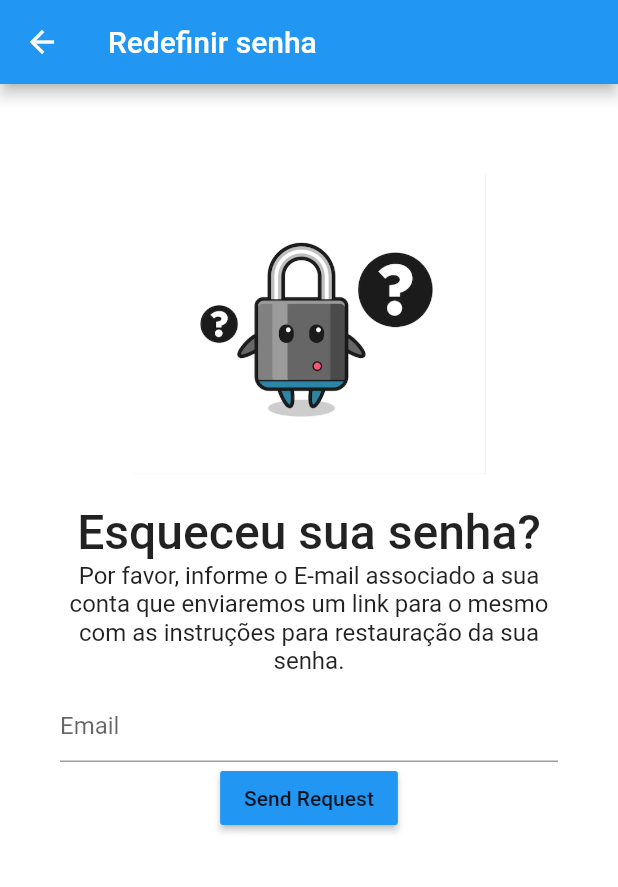
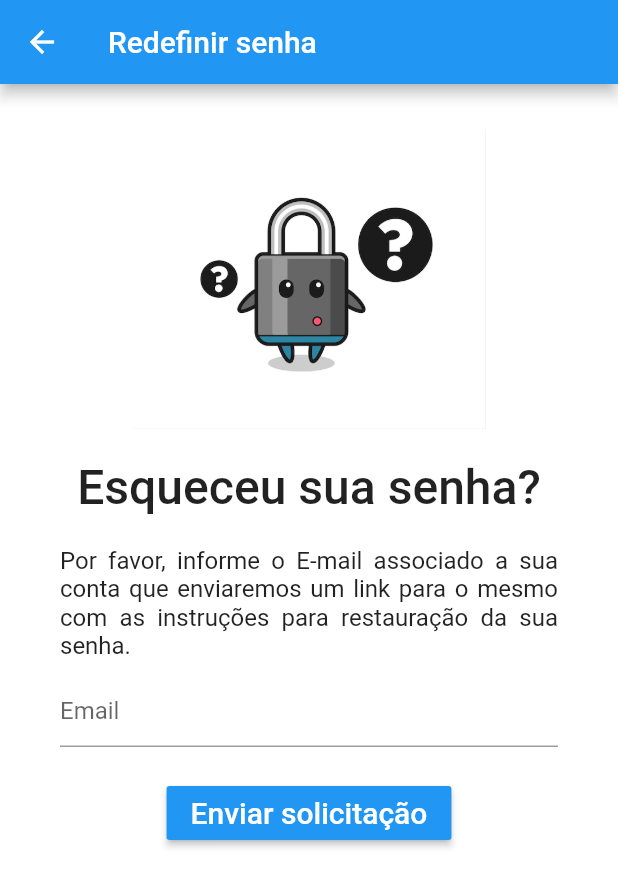
Before and after one commit to matheusneriss/aplicativo-boletim, a Flutter app: the ResetScreen screen opened by its route, on a phone screen of 412 x 824 dp. Shown: the top 887 px of the screen. Run offline on Flutter 3.47's test engine with Material 2 defaults, Android fonts, the phone set to English and light mode, and no system bars; our stand-ins replace cloud_firestore, firebase_auth, firebase_core; accounts and stored records are empty.

Commit message:
layout recuperacao de senha

```diff
--- a/lib/telas/Recuperar_senha.dart
+++ b/lib/telas/Recuperar_senha.dart
@@ -19,7 +19,7 @@ class _ResetScreenState extends State<ResetScreen> {
         title: Text('Redefinir senha'),),
       body: Container(
         padding: EdgeInsets.only(
-          top: 60,
+          top: 30,
           left: 40,
           right:  40
         ),
@@ -41,12 +41,13 @@ class _ResetScreenState extends State<ResetScreen> {
             ),
               textAlign: TextAlign.center,
             ),
+            Padding(padding: EdgeInsets.all(10)),
             Text("Por favor, informe o E-mail associado a sua conta que enviaremos um link para o mesmo com as instruções para restauração da sua senha.",
             style: TextStyle(
               fontSize: 16,
               fontWeight: FontWeight.w400,
             ),
-              textAlign: TextAlign.center,
+              textAlign: TextAlign.justify,
             ),
             SizedBox(
               height: 10,
@@ -62,11 +63,16 @@ class _ResetScreenState extends State<ResetScreen> {
             });
           },
         ),
+      Padding(padding: EdgeInsets.all(10)),
       Row(
         mainAxisAlignment: MainAxisAlignment.spaceAround,
         children: [
           RaisedButton(
-            child: Text('Send Request'),
+            child: Text('Enviar solicitação',
+            style: TextStyle(
+              color: Colors.white,
+              fontSize: 20
+            ),),
             onPressed: () {
               auth.sendPasswordResetEmail(email: _controllerEmail.text);
               Navigator.of(context).pop();
```
